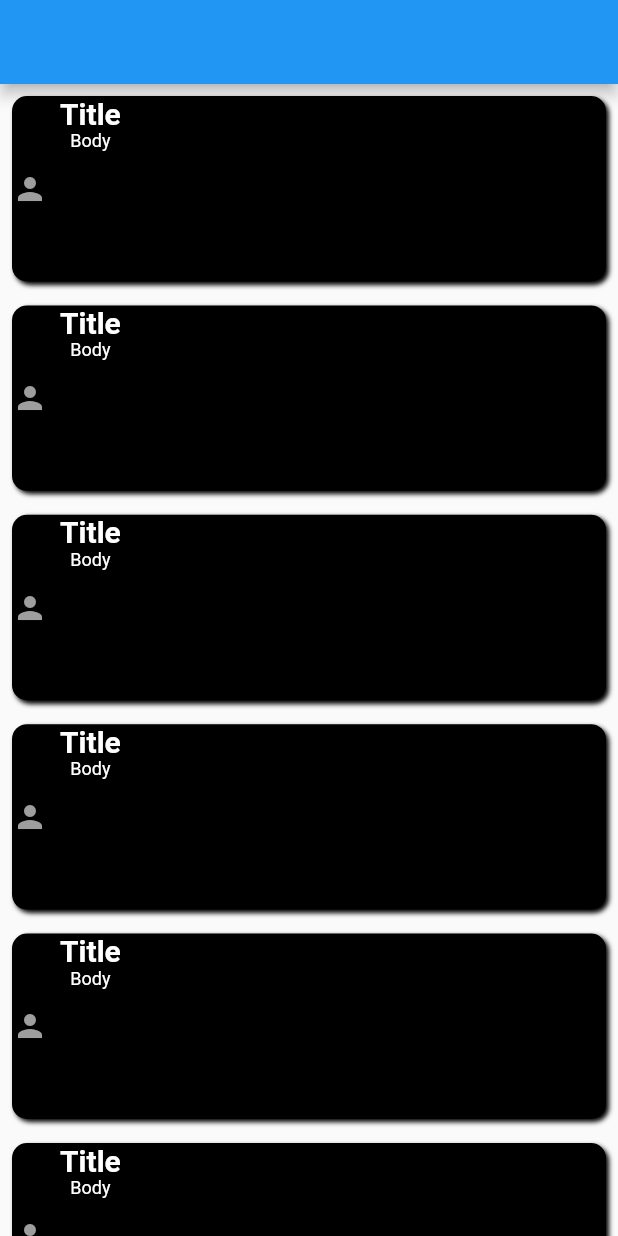
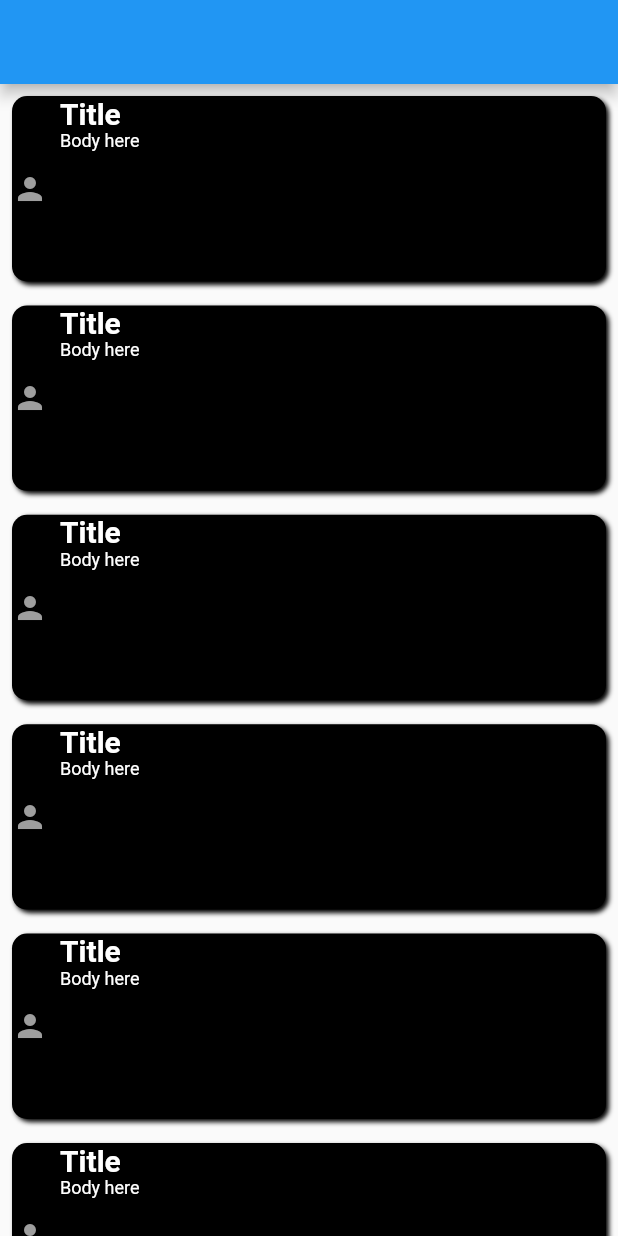
Before and after one commit to Ahmadexe/REST-api-with-Flutter, a Flutter app: the screen it shows after launch, on a phone screen of 412 x 824 dp. Run offline on Flutter 3.47's test engine with Material 2 defaults, Android fonts, the phone set to English and light mode, and no system bars.

Commit message:
Home screen post widget added

```diff
--- a/lib/screens/home_screen.dart
+++ b/lib/screens/home_screen.dart
@@ -17,7 +17,7 @@ class _HomeScreenState extends State<HomeScreen> {
         itemCount: 10,
         itemBuilder: ((context, index) {
         return Container(
-          child: PostCard(),
+          child: PostCard(title: "Title", body: "Body here",),
         );
       }))
     );
--- a/lib/widgets/post_card.dart
+++ b/lib/widgets/post_card.dart
@@ -1,7 +1,9 @@
 import 'package:flutter/material.dart';
 
 class PostCard extends StatelessWidget {
-  const PostCard({super.key});
+  final String title;
+  final String body;
+  const PostCard({required this.title, required this.body,super.key});
 
   @override
   Widget build(BuildContext context) {
@@ -26,18 +28,19 @@ class PostCard extends StatelessWidget {
               Icon(Icons.person, color: Colors.grey),
               const SizedBox(width: 8,),
               Column(
+                crossAxisAlignment: CrossAxisAlignment.start,
                 children: [
                   Text(
-                    'Title',
-                    style: TextStyle(
+                    title,
+                    style: const TextStyle(
                       color: Colors.white,
                       fontSize: 20.0,
                       fontWeight: FontWeight.bold,
                     ),
                   ),
                   Text(
-                    'Body',
-                    style: TextStyle(
+                    body,
+                    style: const TextStyle(
                       color: Colors.white,
                       fontSize: 12.0,
                     ),
--- a/pubspec.yaml
+++ b/pubspec.yaml
@@ -36,6 +36,7 @@ dependencies:
   # The following adds the Cupertino Icons font to your application.
   # Use with the CupertinoIcons class for iOS style icons.
   cupertino_icons: ^1.0.2
+  http: ^0.13.5
 
 dev_dependencies:
   flutter_test:
```
Also changed, not shown: pubspec.lock.
